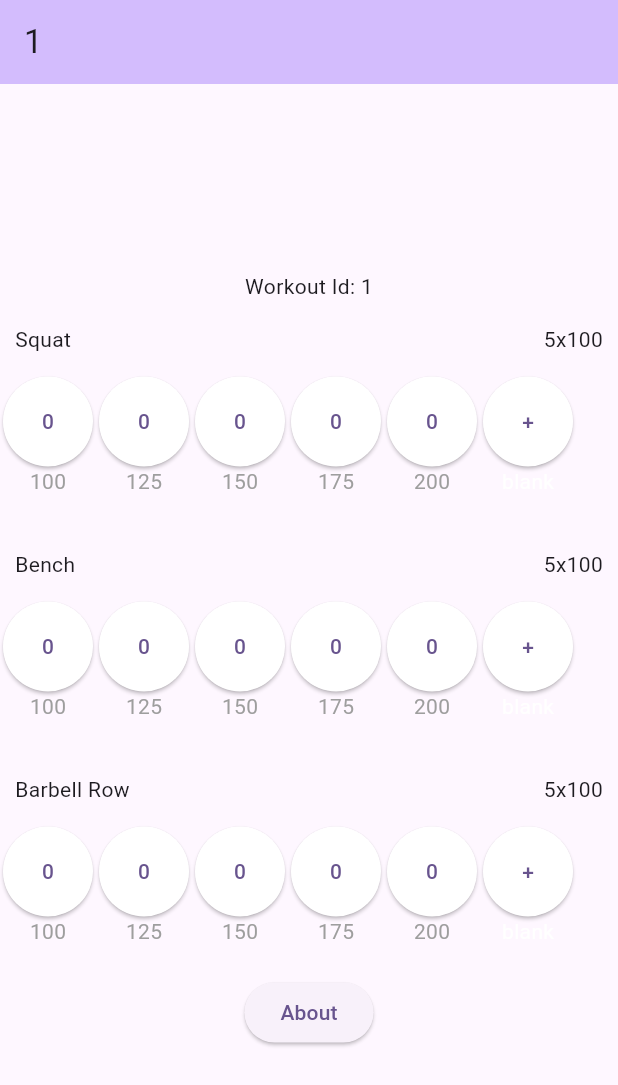
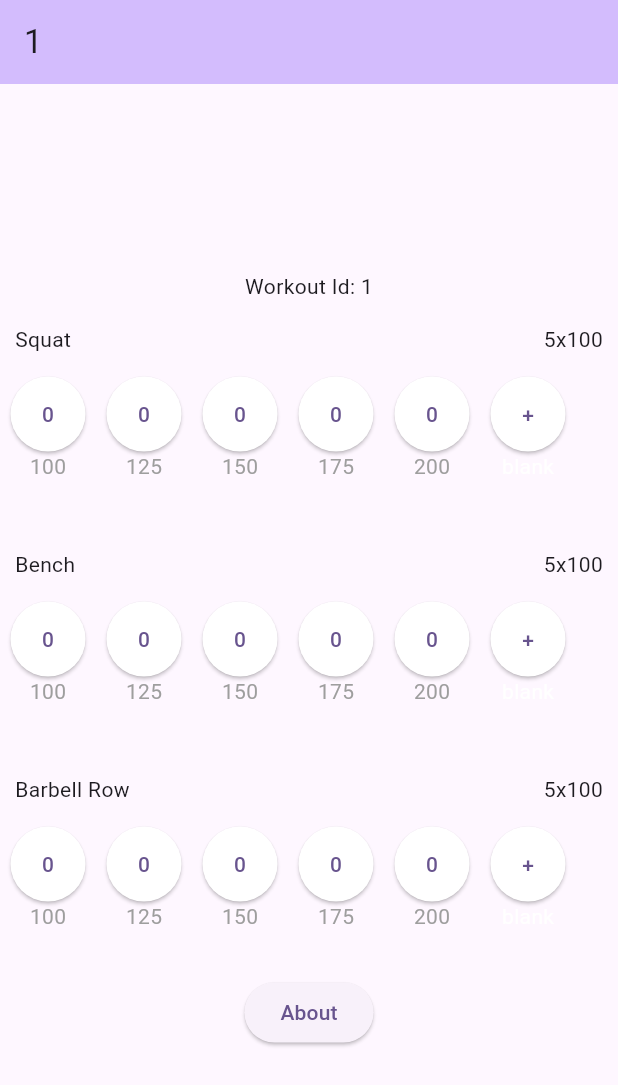
Before and after one commit to ThaterTech/hype_man, a Flutter app: the screen it shows after launch, on a phone screen of 412 x 824 dp. Shown: the top 1085 px of the screen. Run offline on Flutter 3.47's test engine with Material 3 defaults, Android fonts, the light colour scheme and no system bars.

Commit message:
Add longpress on set to delete set
- Added longpress to set_button to delete set
- Resized add_set_button and set_button

```diff
--- a/lib/components/add_set_button.dart
+++ b/lib/components/add_set_button.dart
@@ -15,7 +15,7 @@ class AddSetButton extends StatelessWidget {
         },
         style: ButtonStyle(
           shape: MaterialStateProperty.all(const CircleBorder()),
-          padding: MaterialStateProperty.all(const EdgeInsets.all(20)),
+          padding: MaterialStateProperty.all(const EdgeInsets.all(15)),
           backgroundColor: MaterialStateProperty.all(Colors.white),
           overlayColor: MaterialStateProperty.resolveWith<Color?>((states) {
             if (states.contains(MaterialState.pressed)) return Colors.redAccent;
--- a/lib/components/exercise_panel.dart
+++ b/lib/components/exercise_panel.dart
@@ -57,10 +57,19 @@ class _ExercisePanelState extends State<ExercisePanel> {
     ];
   }
 
+  void deleteSetCallback(int? id) {
+    if (id == null) {
+      return;
+    }
+    setState(() {
+      sets.removeWhere((element) => element.id == id);
+    });
+  }
+
   List<Widget> _createChildren() {
     List<Widget> list = <Widget>[
       for(var set in sets )
-        SetButton(set: set, enabled: true)
+        SetButton(set: set, enabled: true, deleteSetCallback: deleteSetCallback,)
     ];
 
     list.add(AddSetButton(callback: addSetCallback));
--- a/lib/components/set_button.dart
+++ b/lib/components/set_button.dart
@@ -3,10 +3,11 @@ import 'package:hype_man/models/workout_set.dart';
 
 class SetButton extends StatefulWidget {
 
-  const SetButton({super.key, required this.set, required this.enabled});
+  const SetButton({super.key, required this.set, required this.enabled, required this.deleteSetCallback});
 
   final WorkoutSet set;
   final bool enabled;
+  final void Function(int?) deleteSetCallback;
 
   @override
   State<SetButton> createState() => _SetButtonState();
@@ -21,6 +22,10 @@ class _SetButtonState extends State<SetButton> {
       super.initState();
       set = widget.set;
       enabled = widget.enabled;
+    }
+
+    void onLongPress() {
+      widget.deleteSetCallback(set?.id);
     }
 
     void onPressed() {
@@ -40,9 +45,10 @@ class _SetButtonState extends State<SetButton> {
     return Column(children: [
       ElevatedButton(
         onPressed: !enabled ? null : onPressed,
+        onLongPress: !enabled ? null : onLongPress,
         style: ButtonStyle(
           shape: MaterialStateProperty.all(const CircleBorder()),
-          padding: MaterialStateProperty.all(const EdgeInsets.all(20)),
+          padding: MaterialStateProperty.all(const EdgeInsets.all(15)),
           backgroundColor: MaterialStateProperty.all(
             enabled ? Colors.white : Colors.white10),
           overlayColor: MaterialStateProperty.resolveWith<Color?>((states) {
```
